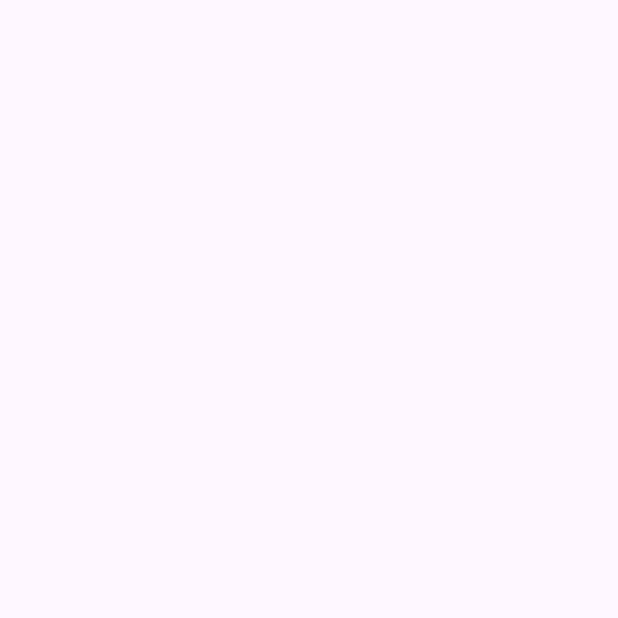
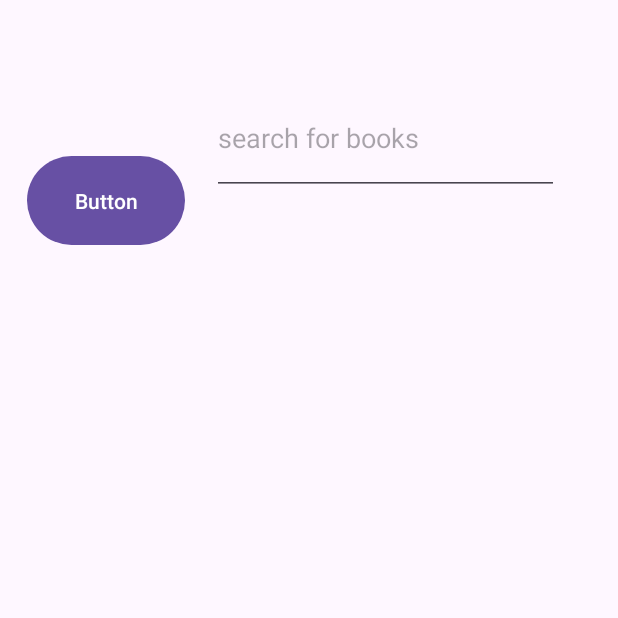
Before and after one commit to 8Martina8/bookish-android-app, an Android app: the screen it shows after launch (SearchActivity), on a phone screen of 412 x 824 dp, the top half of it. Before the commit the part shown is empty. Run offline under Robolectric (Android 15) with nearby library versions, the phone set to English and light mode, and no system bars; our stand-ins replace Room's generated code.

Commit message:
made basic searching

```diff
--- /dev/null
+++ b/app/src/main/java/com/example/bookish/adapters/BooksRecyclerViewAdapter.java
@@ -0,0 +1,59 @@
+package com.example.bookish.adapters;
+
+import android.content.Context;
+import android.view.LayoutInflater;
+import android.view.View;
+import android.view.ViewGroup;
+import android.widget.TextView;
+
+import androidx.annotation.NonNull;
+import androidx.recyclerview.widget.RecyclerView;
+
+import com.example.bookish.R;
+import com.example.bookish.data.models.Book;
+
+import java.util.ArrayList;
+
+public class BooksRecyclerViewAdapter extends RecyclerView.Adapter<BooksRecyclerViewAdapter.BookViewHolder> {
+    Context context;
+    ArrayList<Book> books;
+
+    public BooksRecyclerViewAdapter(Context context, ArrayList<Book> books) {
+        this.context = context;
+        this.books = books;
+    }
+
+    public void setBooks(ArrayList<Book> books) {
+        this.books = books;
+    }
+
+    @NonNull
+    @Override
+    public BooksRecyclerViewAdapter.BookViewHolder onCreateViewHolder(@NonNull ViewGroup parent, int viewType) {
+        LayoutInflater inflater = LayoutInflater.from(context);
+        View view = inflater.inflate(R.layout.rc_item, parent, false);
+
+        return new BooksRecyclerViewAdapter.BookViewHolder(view);
+    }
+
+    @Override
+    public void onBindViewHolder(@NonNull BooksRecyclerViewAdapter.BookViewHolder holder, int position) {
+        holder.bookTitleTV.setText(books.get(position).getVolumeInfo().getTitle());
+        holder.bookDescTV.setText(books.get(position).getVolumeInfo().getDescription());
+    }
+
+    @Override
+    public int getItemCount() {
+        return books.size();
+    }
+
+    public static class BookViewHolder extends RecyclerView.ViewHolder {
+        TextView bookTitleTV, bookDescTV;
+        public BookViewHolder(@NonNull View itemView) {
+            super(itemView);
+
+            bookTitleTV = itemView.findViewById(R.id.bookTitleTV);
+            bookDescTV = itemView.findViewById(R.id.bookDescTV);
+        }
+    }
+}
--- a/app/src/main/java/com/example/bookish/search/view/SearchActivity.java
+++ b/app/src/main/java/com/example/bookish/search/view/SearchActivity.java
@@ -1,15 +1,24 @@
 package com.example.bookish.search.view;
 
+import android.annotation.SuppressLint;
 import android.os.Bundle;
 import android.util.Log;
+import android.view.View;
+import android.widget.Button;
+import android.widget.EditText;
+import android.widget.TextView;
+import android.widget.Toast;
 
 import androidx.activity.EdgeToEdge;
 import androidx.appcompat.app.AppCompatActivity;
 import androidx.core.graphics.Insets;
 import androidx.core.view.ViewCompat;
 import androidx.core.view.WindowInsetsCompat;
+import androidx.recyclerview.widget.LinearLayoutManager;
+import androidx.recyclerview.widget.RecyclerView;
 
 import com.example.bookish.R;
+import com.example.bookish.adapters.BooksRecyclerViewAdapter;
 import com.example.bookish.data.local.LocalDatabaseImpl;
 import com.example.bookish.data.models.Book;
 import com.example.bookish.data.models.BooksResponse;
@@ -27,51 +36,71 @@ public class SearchActivity extends AppCompatActivity {
     private LocalDatabaseImpl localDatabase;
     private RemoteDataSource apiClient;
 
+    private RecyclerView recyclerView;
+    private BooksRecyclerViewAdapter adapter;
+    private ArrayList<Book> books;
+
+    private Button searchBtn;
+    private EditText searchQueryET;
+
+    @SuppressLint("NotifyDataSetChanged")
     @Override
     protected void onCreate(Bundle savedInstanceState) {
         super.onCreate(savedInstanceState);
         EdgeToEdge.enable(this);
+
         setContentView(R.layout.activity_search);
         ViewCompat.setOnApplyWindowInsetsListener(findViewById(R.id.main), (v, insets) -> {
             Insets systemBars = insets.getInsets(WindowInsetsCompat.Type.systemBars());
             v.setPadding(systemBars.left, systemBars.top, systemBars.right, systemBars.bottom);
             return insets;
         });
+
         localDatabase = new LocalDatabaseImpl(this);
-        apiClient=new ApiClient();
+        apiClient = new ApiClient();
 
+        books = new ArrayList<>();
+        adapter = new BooksRecyclerViewAdapter(this, books);
+        recyclerView = findViewById(R.id.searchBooksRecyclerView);
+        recyclerView.setAdapter(adapter);
+        recyclerView.setLayoutManager(new LinearLayoutManager(this));
 
-        Call<BooksResponse> searchCall = apiClient.searchBooks("Harry");
+        searchQueryET = findViewById(R.id.searchQueryET);
+
+        searchBtn = findViewById(R.id.searchBooksBtn);
+        searchBtn.setOnClickListener(v -> {
+            String query = searchQueryET.getText().toString();
+
+            searchBooks(query);
+
+            adapter.setBooks(books);
+            adapter.notifyDataSetChanged();
+        });
+    }
+
+    private void searchBooks(String query) {
+        Call<BooksResponse> searchCall = apiClient.searchBooks(query);
         searchCall.enqueue(new Callback<BooksResponse>() {
             @Override
             public void onResponse(Call<BooksResponse> call, Response<BooksResponse> response) {
                 if (response.isSuccessful() && response.body() != null) {
-                    // Handle successful response
                     BooksResponse booksResponse = response.body();
                     List<Book> searchedBooks = booksResponse.getItems();
-                    // Process the list of books
-                    for (Book book : searchedBooks) {
-                        Log.d("TestingSearchBooks", "Search Result: "+searchedBooks);
-                        // Do something with each book
-                    }
 
+                    books = (ArrayList<Book>) searchedBooks;
                 } else {
-                    Log.d("TestingSearchBooks", "No Result");
-                    // Handle unsuccessful response
-                    // For example, display an error message
+                    toast("No Result!");
                 }
             }
 
-
             @Override
             public void onFailure(Call<BooksResponse> call, Throwable t) {
-                // Handle network errors or other failures
+                toast("API Call Failed!");
             }
         });
-//            Book book = bookRepo.getBookById(bookID);
-//            Log.d("TestingDB", "Favorite Book retreived: "+ book);
+    }
 
-
-        }
-
+    private void toast(String text) {
+        Toast.makeText(this, text, Toast.LENGTH_SHORT).show();
+    }
 }
--- a/app/src/main/res/layout/activity_search.xml
+++ b/app/src/main/res/layout/activity_search.xml
@@ -7,4 +7,41 @@
     android:layout_height="match_parent"
     tools:context=".search.view.SearchActivity">
 
+    <androidx.recyclerview.widget.RecyclerView
+        android:id="@+id/searchBooksRecyclerView"
+        android:layout_width="412dp"
+        android:layout_height="577dp"
+        app:layout_constraintBottom_toBottomOf="parent"
+        app:layout_constraintEnd_toEndOf="parent"
+        app:layout_constraintStart_toStartOf="parent"
+        app:layout_constraintTop_toTopOf="parent"
+        app:layout_constraintVertical_bias="1.0" />
+
+    <Button
+        android:id="@+id/searchBooksBtn"
+        android:layout_width="105dp"
+        android:layout_height="67dp"
+        android:text="Button"
+        app:layout_constraintBottom_toTopOf="@+id/searchBooksRecyclerView"
+        app:layout_constraintEnd_toStartOf="@+id/searchQueryET"
+        app:layout_constraintStart_toStartOf="parent"
+        app:layout_constraintTop_toTopOf="parent"
+        app:layout_constraintVertical_bias="0.556" />
+
+    <EditText
+        android:id="@+id/searchQueryET"
+        android:layout_width="231dp"
+        android:layout_height="75dp"
+        android:layout_marginEnd="16dp"
+        android:ems="10"
+        android:hint="search for books"
+        android:inputType="text"
+        android:text=""
+        app:layout_constraintBottom_toBottomOf="parent"
+        app:layout_constraintEnd_toEndOf="parent"
+        app:layout_constraintHorizontal_bias="0.859"
+        app:layout_constraintStart_toStartOf="parent"
+        app:layout_constraintTop_toTopOf="parent"
+        app:layout_constraintVertical_bias="0.073" />
+
 </androidx.constraintlayout.widget.ConstraintLayout>
```
Also changed, not shown: app/src/main/res/layout/rc_item.xml (added, +57 -0 lines).
